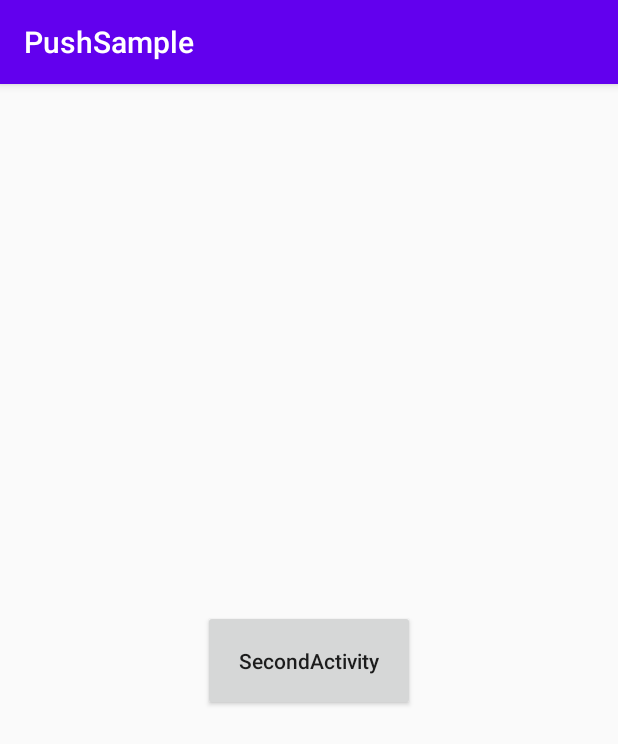
After one commit to Afauria/PushSample, an Android app: the SecondActivity screen opened directly, with no data from a screen before it, on a phone screen of 412 x 824 dp. The commit adds this screen. Shown: the top 744 px of the screen. Run offline under Robolectric (Android 15) with nearby library versions, the phone set to English and light mode, and no system bars.

Commit message:
[feature] add second activity with new process
[what] 添加SecondActivity，并设置为其他进程
[why] none
[how] none
[check] 首页跳转有崩溃，查看apk，firebase sdk默认注册了一个provider

```diff
--- a/app/src/main/AndroidManifest.xml
+++ b/app/src/main/AndroidManifest.xml
@@ -16,6 +16,10 @@
                 <category android:name="android.intent.category.LAUNCHER" />
             </intent-filter>
         </activity>
+
+        <activity android:name=".SecondActivity"
+            android:process=":monitor"/>
+
         <service android:name=".FcmTestService">
             <intent-filter>
                 <action android:name="com.google.firebase.MESSAGING_EVENT" />
--- a/app/src/main/java/com/afauria/pushsample/MainActivity.kt
+++ b/app/src/main/java/com/afauria/pushsample/MainActivity.kt
@@ -1,11 +1,13 @@
 package com.afauria.pushsample
 
+import android.content.Intent
 import androidx.appcompat.app.AppCompatActivity
 import android.os.Bundle
 import android.text.method.KeyListener
 import android.util.Log
 import com.google.firebase.iid.FirebaseInstanceId
 import com.google.firebase.messaging.FirebaseMessaging
+import kotlinx.android.synthetic.main.activity_main.*
 
 class MainActivity : AppCompatActivity() {
     companion object {
@@ -28,5 +30,8 @@ class MainActivity : AppCompatActivity() {
         }.addOnCompleteListener {
             Log.d(TAG, "token complete, $it")
         }
+        button.setOnClickListener {
+            startActivity(Intent(this, SecondActivity::class.java))
+        }
     }
 }
--- /dev/null
+++ b/app/src/main/java/com/afauria/pushsample/SecondActivity.kt
@@ -0,0 +1,29 @@
+package com.afauria.pushsample
+
+import androidx.appcompat.app.AppCompatActivity
+import android.os.Bundle
+import android.util.Log
+import com.google.firebase.messaging.FirebaseMessaging
+import kotlinx.android.synthetic.main.activity_main.*
+
+class SecondActivity : AppCompatActivity() {
+    companion object {
+        private const val TAG = "SecondActivity"
+    }
+
+    override fun onCreate(savedInstanceState: Bundle?) {
+        super.onCreate(savedInstanceState)
+        Log.d(TAG, "onCreate, " + intent?.extras)
+        FirebaseMessaging.getInstance().token.addOnSuccessListener {
+            Log.d(TAG, "token: " + it)
+        }.addOnFailureListener {
+            Log.d(TAG, "token error" + it)
+        }.addOnCanceledListener {
+            Log.d(TAG, "token cancel")
+        }.addOnCompleteListener {
+            Log.d(TAG, "token complete" + it)
+        }
+        setContentView(R.layout.activity_main)
+        button.text = TAG
+    }
+}
--- a/app/src/main/res/layout/activity_main.xml
+++ b/app/src/main/res/layout/activity_main.xml
@@ -6,10 +6,13 @@
     android:layout_height="match_parent"
     tools:context=".MainActivity">
 
-    <TextView
+    <Button
+        android:id="@+id/button"
         android:layout_width="wrap_content"
         android:layout_height="wrap_content"
-        android:text="Hello World!"
+        android:padding="24dp"
+        android:text="MainActivity"
+        android:textAllCaps="false"
         app:layout_constraintBottom_toBottomOf="parent"
         app:layout_constraintLeft_toLeftOf="parent"
         app:layout_constraintRight_toRightOf="parent"
```
